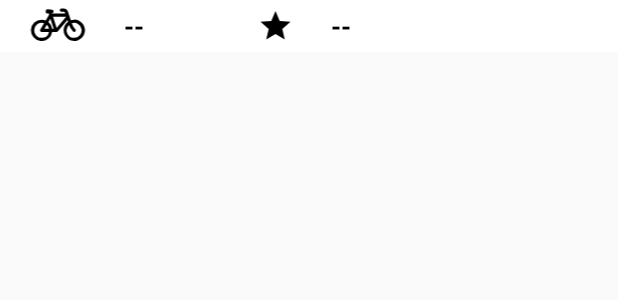
After one commit to eviallet/VelovWatcher, an Android app: the layout row_velov.xml on its own in the app's theme, with its tools: preview values and no code run, on a phone screen of 412 x 824 dp. The commit adds this screen. Shown: the top 300 px of the screen. Run offline under Robolectric (Android 15) with nearby library versions, the phone set to English and light mode, and no system bars; network calls fail.

Commit message:
Detect wether stations are online or not

```diff
--- /dev/null
+++ b/app/src/main/res/drawable/ic_server_loading.xml
@@ -0,0 +1,5 @@
+<vector android:height="24dp" android:tint="#B2B2B2"
+    android:viewportHeight="24.0" android:viewportWidth="24.0"
+    android:width="24dp" xmlns:android="http://schemas.android.com/apk/res/android">
+    <path android:fillColor="#FF000000" android:pathData="M6,10c-1.1,0 -2,0.9 -2,2s0.9,2 2,2 2,-0.9 2,-2 -0.9,-2 -2,-2zM18,10c-1.1,0 -2,0.9 -2,2s0.9,2 2,2 2,-0.9 2,-2 -0.9,-2 -2,-2zM12,10c-1.1,0 -2,0.9 -2,2s0.9,2 2,2 2,-0.9 2,-2 -0.9,-2 -2,-2z"/>
+</vector>
--- /dev/null
+++ b/app/src/main/res/drawable/ic_server_offline.xml
@@ -0,0 +1,5 @@
+<vector android:height="24dp" android:tint="#931F2F"
+    android:viewportHeight="24.0" android:viewportWidth="24.0"
+    android:width="24dp" xmlns:android="http://schemas.android.com/apk/res/android">
+    <path android:fillColor="#FF000000" android:pathData="M14.59,8L12,10.59 9.41,8 8,9.41 10.59,12 8,14.59 9.41,16 12,13.41 14.59,16 16,14.59 13.41,12 16,9.41 14.59,8zM12,2C6.47,2 2,6.47 2,12s4.47,10 10,10 10,-4.47 10,-10S17.53,2 12,2zM12,20c-4.41,0 -8,-3.59 -8,-8s3.59,-8 8,-8 8,3.59 8,8 -3.59,8 -8,8z"/>
+</vector>
--- /dev/null
+++ b/app/src/main/res/drawable/ic_server_online.xml
@@ -0,0 +1,5 @@
+<vector android:height="24dp" android:tint="#1FA83B"
+    android:viewportHeight="24.0" android:viewportWidth="24.0"
+    android:width="24dp" xmlns:android="http://schemas.android.com/apk/res/android">
+    <path android:fillColor="#FF000000" android:pathData="M12,2C6.48,2 2,6.48 2,12s4.48,10 10,10 10,-4.48 10,-10S17.52,2 12,2zM10,17l-5,-5 1.41,-1.41L10,14.17l7.59,-7.59L19,8l-9,9z"/>
+</vector>
--- /dev/null
+++ b/app/src/main/res/drawable/ic_star.xml
@@ -0,0 +1,9 @@
+<vector xmlns:android="http://schemas.android.com/apk/res/android"
+        android:width="24dp"
+        android:height="24dp"
+        android:viewportWidth="24.0"
+        android:viewportHeight="24.0">
+    <path
+        android:fillColor="#FF000000"
+        android:pathData="M12,17.27L18.18,21l-1.64,-7.03L22,9.24l-7.19,-0.61L12,2 9.19,8.63 2,9.24l5.46,4.73L5.82,21z"/>
+</vector>
--- /dev/null
+++ b/app/src/main/res/layout/row_velov.xml
@@ -0,0 +1,57 @@
+<?xml version="1.0" encoding="utf-8"?>
+<LinearLayout xmlns:android="http://schemas.android.com/apk/res/android"
+    android:id="@+id/velov_bkg"
+    android:layout_width="match_parent"
+    android:layout_height="wrap_content"
+
+    android:orientation="horizontal"
+    android:background="@color/colorTextWhite">
+
+<ImageView
+    android:id="@+id/velov_bikes_pic"
+    android:layout_width="wrap_content"
+    android:layout_height="wrap_content"
+
+    android:src="@drawable/ic_velo"
+
+    android:layout_margin="5dp"
+    android:layout_weight="1"/>
+<TextView
+    android:id="@+id/velov_stand_nb"
+    android:layout_width="35dp"
+    android:layout_height="wrap_content"
+
+    android:textColor="@color/colorTextBlack"
+    android:textSize="17sp"
+    android:textStyle="bold"
+
+    android:text="--"
+
+    android:layout_margin="5dp"
+    android:layout_weight="1"
+    />
+<ImageView
+    android:id="@+id/velov_bike_stands_pic"
+    android:layout_width="wrap_content"
+    android:layout_height="wrap_content"
+
+    android:src="@drawable/ic_star"
+
+    android:layout_margin="5dp"
+    android:layout_weight="1"/>
+<TextView
+    android:id="@+id/velov_rating"
+    android:layout_width="40dp"
+    android:layout_height="wrap_content"
+
+    android:textColor="@color/colorTextBlack"
+    android:textSize="17sp"
+    android:textStyle="bold"
+
+    android:text="--"
+
+    android:layout_margin="5dp"
+    android:layout_weight="1"/>
+    <View android:layout_height="0dp" android:layout_width="0dp"
+        android:layout_weight="4"/>
+</LinearLayout>
--- a/build.gradle
+++ b/build.gradle
@@ -1,6 +1,7 @@
 // Top-level build file where you can add configuration options common to all sub-projects/modules.
 
 buildscript {
+    ext.kotlin_version = '1.3.60'
 
     repositories {
         mavenCentral()
@@ -8,7 +9,8 @@ buildscript {
         jcenter()
     }
     dependencies {
-        classpath 'com.android.tools.build:gradle:3.1.3'
+        classpath 'com.android.tools.build:gradle:3.5.2'
+        classpath "org.jetbrains.kotlin:kotlin-gradle-plugin:$kotlin_version"
 
 
         // NOTE: Do not place your application dependencies here; they belong
```
Also changed, not shown: app/build.gradle (+13 -3 lines), app/src/main/java/com/gueg/velovwidget/MainListActivity.java (+19 -2 lines), app/src/main/java/com/gueg/velovwidget/MainListAdapter.java (+52 -4 lines), app/src/main/java/com/gueg/velovwidget/velov/TokenManager.kt (added, +46 -0 lines), app/src/main/java/com/gueg/velovwidget/velov/TokenRequest.kt (added, +56 -0 lines), app/src/main/java/com/gueg/velovwidget/velov/TokenRequestOptions.kt (added, +40 -0 lines), app/src/main/java/com/gueg/velovwidget/velov/Velov.kt (added, +13 -0 lines), app/src/main/java/com/gueg/velovwidget/velov/VelovAdapter.kt (added, +28 -0 lines), app/src/main/java/com/gueg/velovwidget/velov/VelovDialog.kt (added, +88 -0 lines), app/src/main/java/com/gueg/velovwidget/velov/VelovParser.kt (added, +63 -0 lines), app/src/main/java/com/gueg/velovwidget/velov/VelovRequest.kt (added, +34 -0 lines), app/src/main/res/layout/activity_list.xml (+41 -7 lines), app/src/main/res/layout/dialog_velov.xml (added, +57 -0 lines), app/src/main/res/values/strings.xml (+7 -0 lines), 1 more files.
